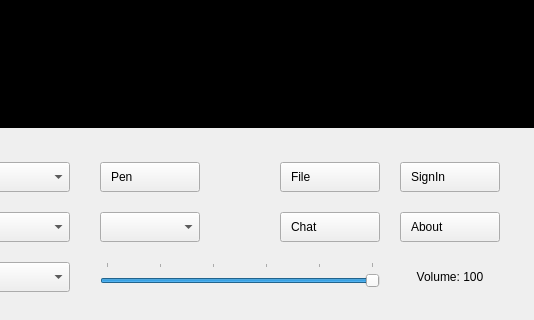
Old version of the form src/TeacherServer/mainwindow.ui in the repository zty199/NetworkClassroom_LAN; both pictures show x 490 to 1024 and y 448 to 768 of the 1024 by 768 pixel window.
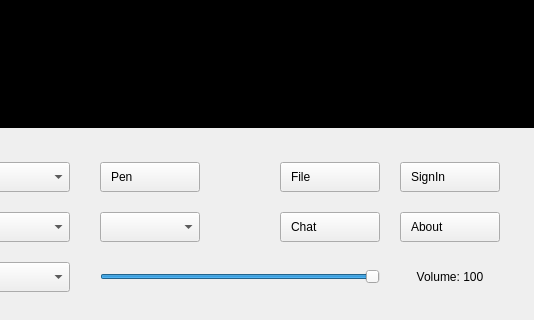
New version of the form. Icons and pictures are not drawn.

```diff
--- a/src/TeacherServer/mainwindow.ui
+++ b/src/TeacherServer/mainwindow.ui
@@ -204,7 +204,7 @@
      <enum>Qt::Horizontal</enum>
     </property>
     <property name="tickPosition">
-     <enum>QSlider::TicksAbove</enum>
+     <enum>QSlider::NoTicks</enum>
     </property>
     <property name="tickInterval">
      <number>20</number>
```
Left out of the diff: 24 changed lines with no effect on the pictures.
